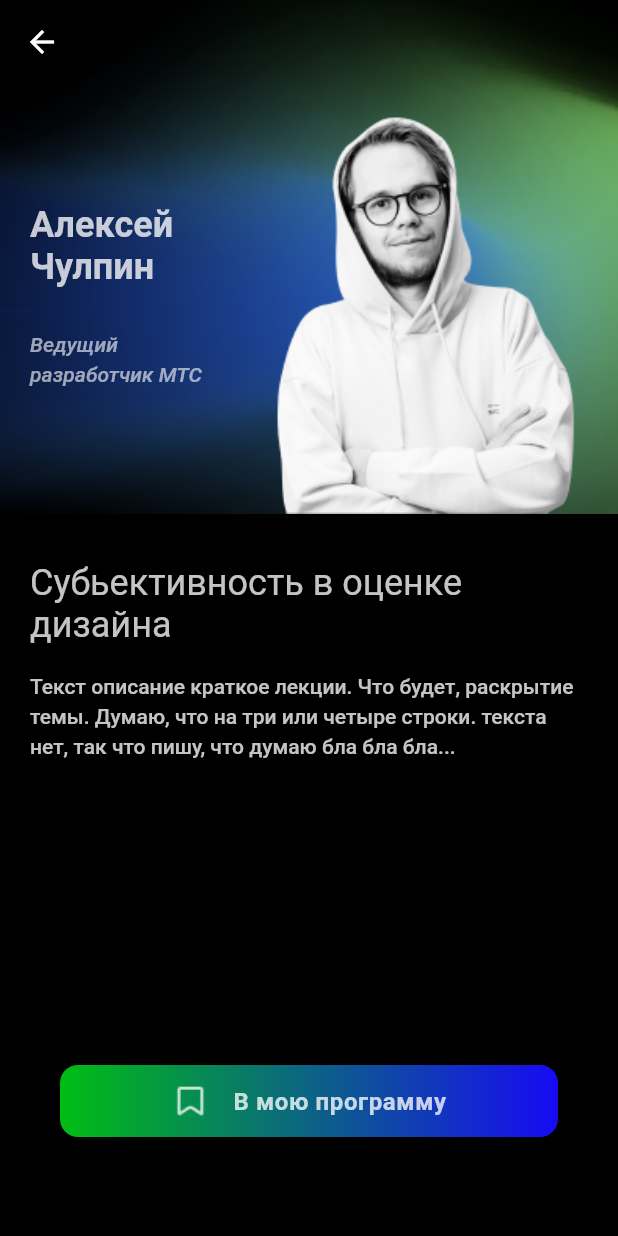
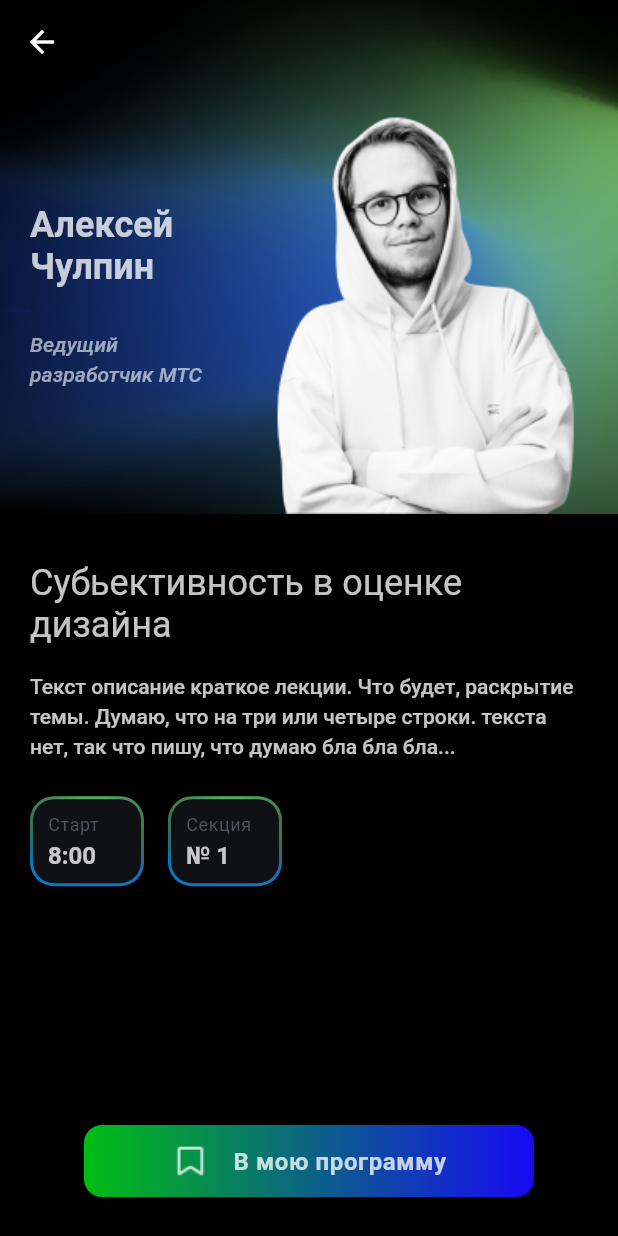
Before and after one commit to brntsv/flutter_fest_surf, a Flutter app: the LectureDetailsScreen screen opened by its route, on a phone screen of 412 x 824 dp. Run offline on Flutter 3.47's test engine with Material 2 defaults, Android fonts, the phone set to English and light mode, and no system bars; Roboto replaces fonts that are missing (assets/fonts/basis_grotesque_pro/regular.ttf, assets/fonts/steinbeck_regular.ttf); statements that could not run were skipped.

Commit message:
add info widgets

```diff
--- a/lib/ui/screens/main_tabs/lecture_details_screen.dart
+++ b/lib/ui/screens/main_tabs/lecture_details_screen.dart
@@ -1,4 +1,6 @@
+// ignore_for_file: public_member_api_docs, sort_constructors_first
 import 'package:flutter/material.dart';
+
 import 'package:flutter_fest_surf/resources/resources.dart';
 import 'package:flutter_fest_surf/ui/themes/app_text_style.dart';
 import 'package:flutter_fest_surf/ui/themes/app_theme.dart';
@@ -133,7 +135,7 @@ class _DecriptionWidget extends StatelessWidget {
   @override
   Widget build(BuildContext context) {
     return Padding(
-      padding: const EdgeInsets.only(left: 20, right: 20, bottom: 20),
+      padding: const EdgeInsets.only(left: 20, right: 20, bottom: 24),
       child: Text(
         'Текст описание краткое лекции. Что будет, раскрытие темы. Думаю, что на три или четыре строки. текста нет, так что пишу, что думаю бла бла бла...',
         style: AppTextStyle.bookText.copyWith(
@@ -149,8 +151,158 @@ class _ScheduleInfoWidget extends StatelessWidget {
 
   @override
   Widget build(BuildContext context) {
-    return Container();
+    return Padding(
+      padding: const EdgeInsets.symmetric(horizontal: 20),
+      child: Row(
+        children: const [
+          _ScheduleElementInfoWidget(
+            label: 'Старт',
+            info: '8:00',
+          ),
+          SizedBox(width: 16),
+          _ScheduleElementInfoWidget(
+            label: 'Секция',
+            info: '№ 1',
+          ),
+        ],
+      ),
+    );
   }
+}
+
+class _ScheduleElementInfoWidget extends StatelessWidget {
+  final String label;
+  final String info;
+  const _ScheduleElementInfoWidget({
+    Key? key,
+    required this.label,
+    required this.info,
+  }) : super(key: key);
+
+  @override
+  Widget build(BuildContext context) {
+    return Container(
+      height: 60,
+      width: 76,
+      decoration: BoxDecoration(
+        borderRadius: BorderRadius.circular(16),
+        color: AppColors.darkSecondary,
+      ),
+      child: GradientBorder(
+        strokeWidth: 2,
+        radius: 16,
+        gradient: const RadialGradient(
+          center: Alignment(0.1, -1),
+          radius: 1,
+          colors: [
+            Color(0xFF50AF64),
+            Color(0xFF3D734D),
+            Color(0xFF3D734D),
+            Color(0xFF206D82),
+            Color(0xFF0B77C5),
+          ],
+          stops: [
+            0.1,
+            0.7,
+            0.7,
+            0.9,
+            1,
+          ],
+        ),
+        child: Padding(
+          padding:
+              const EdgeInsets.only(left: 12, top: 10, right: 20, bottom: 10),
+          child: Column(
+            crossAxisAlignment: CrossAxisAlignment.start,
+            children: [
+              Text(
+                label,
+                style:
+                    AppTextStyle.snackText.copyWith(color: AppColors.darkText),
+              ),
+              const SizedBox(height: 2),
+              Text(
+                info,
+                style: AppTextStyle.timeText.copyWith(color: AppColors.white88),
+              ),
+            ],
+          ),
+        ),
+      ),
+    );
+  }
+}
+
+class GradientBorder extends StatelessWidget {
+  final double strokeWidth;
+  final double radius;
+  final Gradient gradient;
+  final Widget child;
+  const GradientBorder({
+    Key? key,
+    required this.strokeWidth,
+    required this.radius,
+    required this.gradient,
+    required this.child,
+  }) : super(key: key);
+
+  @override
+  Widget build(BuildContext context) {
+    return CustomPaint(
+        painter: _GradientPainter(
+          strokeWidth: strokeWidth,
+          radius: radius,
+          gradient: gradient,
+        ),
+        child: child);
+  }
+}
+
+class _GradientPainter extends CustomPainter {
+  final double strokeWidth;
+
+  final double radius;
+  final Gradient gradient;
+
+  _GradientPainter({
+    required this.strokeWidth,
+    required this.radius,
+    required this.gradient,
+  });
+
+  @override
+  void paint(Canvas canvas, Size size) {
+    // create outer rectangle equals size
+    final outerRect = Offset.zero & size;
+    final outerRRect = RRect.fromRectAndRadius(
+      outerRect,
+      Radius.circular(radius),
+    );
+
+    // create inner rectangle smaller by strokeWidth
+    final innerRect = Rect.fromLTWH(
+      strokeWidth,
+      strokeWidth,
+      size.width - strokeWidth * 2,
+      size.height - strokeWidth * 2,
+    );
+    final innerRRect = RRect.fromRectAndRadius(
+      innerRect,
+      Radius.circular(radius - strokeWidth),
+    );
+
+    // apply gradient shader
+    final paint = Paint()..shader = gradient.createShader(outerRect);
+
+    // create difference between outer and inner paths and draw it
+    final outerPath = Path()..addRRect(outerRRect);
+    final innerPath = Path()..addRRect(innerRRect);
+    final path = Path.combine(PathOperation.difference, outerPath, innerPath);
+    canvas.drawPath(path, paint);
+  }
+
+  @override
+  bool shouldRepaint(CustomPainter oldDelegate) => oldDelegate != this;
 }
 
 class _AddToFavouriteButton extends StatelessWidget {
@@ -166,11 +318,11 @@ class _AddToFavouriteButton extends StatelessWidget {
         isFavourite ? AppColors.gradientOff : AppColors.gradientGreenBlue;
 
     return Padding(
-      padding: const EdgeInsets.only(left: 40, right: 40, bottom: 50),
+      padding: const EdgeInsets.only(left: 40, right: 40, bottom: 10),
       child: SizedBox(
         height: 48,
         child: ConstrainedBox(
-          constraints: const BoxConstraints(maxWidth: 480),
+          constraints: const BoxConstraints(maxWidth: 300),
           child: ElevatedButton(
             onPressed: () {},
             style: ButtonStyle(
```
